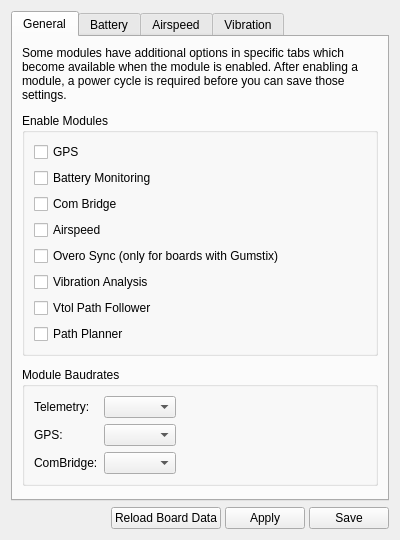
TauLabs/TauLabs, file ground/gcs/src/plugins/config/modules.ui: the form before one commit.
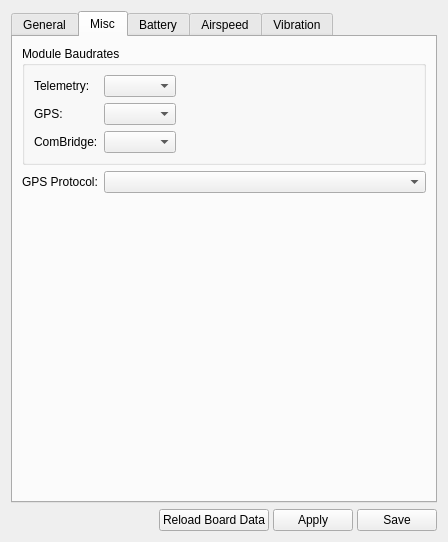
The form after the commit. The open tabs and pages were chosen to show the change. Icons and pictures are not drawn.

Commit message:
Modules tab: move baudrates to misc tab
The miscellaneous tab collects the settings from
ModuleSettings other than the enable settings to stop
then cluttering the general tab.

Diff of the .ui file:
```diff
--- a/ground/gcs/src/plugins/config/modules.ui
+++ b/ground/gcs/src/plugins/config/modules.ui
@@ -6,8 +6,8 @@
    <rect>
     <x>0</x>
     <y>0</y>
-    <width>400</width>
-    <height>540</height>
+    <width>448</width>
+    <height>542</height>
    </rect>
   </property>
   <property name="windowTitle">
@@ -153,6 +153,26 @@
         </spacer>
        </item>
        <item>
+        <spacer name="verticalSpacer_4">
+         <property name="orientation">
+          <enum>Qt::Vertical</enum>
+         </property>
+         <property name="sizeHint" stdset="0">
+          <size>
+           <width>20</width>
+           <height>40</height>
+          </size>
+         </property>
+        </spacer>
+       </item>
+      </layout>
+     </widget>
+     <widget class="QWidget" name="misc">
+      <attribute name="title">
+       <string>Misc</string>
+      </attribute>
+      <layout class="QVBoxLayout" name="verticalLayout_2">
+       <item>
         <widget class="QGroupBox" name="groupBox">
          <property name="title">
           <string>Module Baudrates</string>
@@ -216,7 +236,28 @@
         </widget>
        </item>
        <item>
-        <spacer name="verticalSpacer_4">
+        <layout class="QFormLayout" name="formLayout_5">
+         <item row="0" column="0">
+          <widget class="QLabel" name="label_20">
+           <property name="text">
+            <string>GPS Protocol:</string>
+           </property>
+          </widget>
+         </item>
+         <item row="0" column="1">
+          <widget class="QComboBox" name="cb_TelemetryBaudRate_2">
+           <property name="objrelation" stdset="0">
+            <stringlist>
+             <string>objname:ModuleSettings</string>
+             <string>fieldname:GPSDataProtocol</string>
+            </stringlist>
+           </property>
+          </widget>
+         </item>
+        </layout>
+       </item>
+       <item>
+        <spacer name="verticalSpacer_3">
          <property name="orientation">
           <enum>Qt::Vertical</enum>
          </property>
```
The commit also changes 1 other file.
